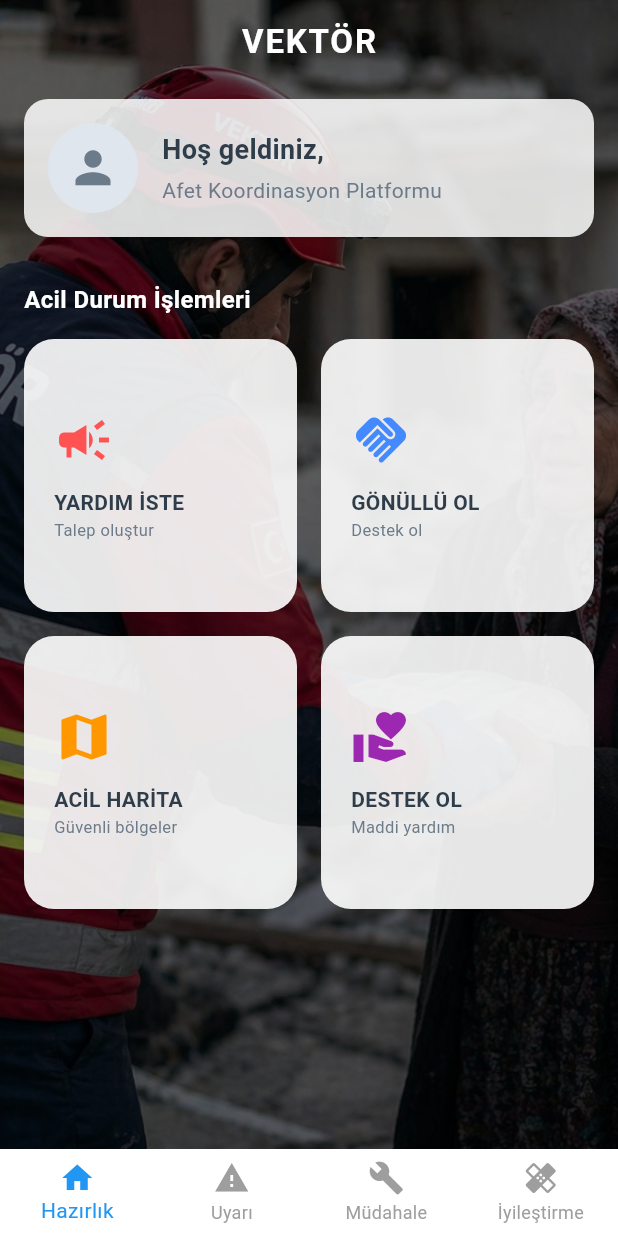
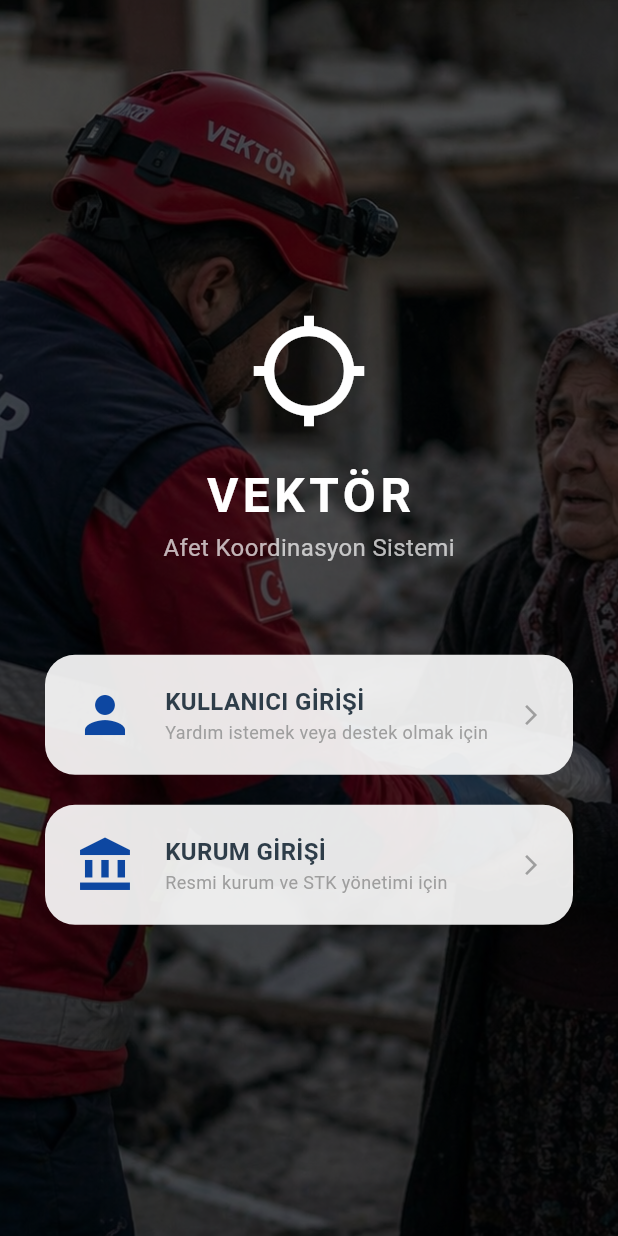
Before and after one commit to omerulas61/Vektor, a Flutter app: the screen it shows after launch, on a phone screen of 412 x 824 dp. Run offline on Flutter 3.47's test engine with Material 3 defaults, Android fonts, the phone set to English and light mode, and no system bars.

Commit message:
yeni giris sayfası olusturuldu

```diff
--- a/lib/main.dart
+++ b/lib/main.dart
@@ -1,12 +1,13 @@
 import 'package:flutter/material.dart';
 import 'package:vektor/screens/acil_yardim_sayfasi.dart';
+import 'package:vektor/screens/giris_secim_sayfasi.dart';
 
 void main() {
   runApp(const VektorApp());
 }
 
 class VektorApp extends StatelessWidget {
-  const VektorApp({super.key}); // Key hatası düzeltildi
+  const VektorApp({super.key});
 
   @override
   Widget build(BuildContext context) {
@@ -18,7 +19,7 @@ class VektorApp extends StatelessWidget {
         primarySwatch: Colors.blue,
         useMaterial3: true,
       ),
-      home: const HomePage(),
+      home: const GirisSecimSayfasi(),
     );
   }
 }
--- /dev/null
+++ b/lib/screens/giris_secim_sayfasi.dart
@@ -0,0 +1,124 @@
+import 'package:flutter/material.dart';
+import 'package:vektor/main.dart'; // HomePage'e erişmek için
+
+class GirisSecimSayfasi extends StatelessWidget {
+  const GirisSecimSayfasi({super.key});
+
+  @override
+  Widget build(BuildContext context) {
+    return Scaffold(
+      body: Stack(
+        children: [
+          // Arka plan resmi (Ana sayfadakiyle uyumlu olması için)
+          Container(
+            decoration: const BoxDecoration(
+              image: DecorationImage(
+                image: AssetImage("assets/image.png"),
+                fit: BoxFit.cover,
+              ),
+            ),
+          ),
+          // Karartma katmanı
+          Container(
+            color: Colors.black.withValues(alpha: 0.6),
+          ),
+          SafeArea(
+            child: Center(
+              child: Column(
+                mainAxisAlignment: MainAxisAlignment.center,
+                children: [
+                  const Icon(Icons.location_searching, size: 80, color: Colors.white),
+                  const SizedBox(height: 20),
+                  const Text(
+                    "VEKTÖR",
+                    style: TextStyle(
+                      color: Colors.white,
+                      fontSize: 32,
+                      fontWeight: FontWeight.bold,
+                      letterSpacing: 3,
+                    ),
+                  ),
+                  const Text(
+                    "Afet Koordinasyon Sistemi",
+                    style: TextStyle(color: Colors.white70, fontSize: 16),
+                  ),
+                  const SizedBox(height: 60),
+
+                  // Seçim Butonları
+                  _buildOptionButton(
+                    context,
+                    title: "KULLANICI GİRİŞİ",
+                    subtitle: "Yardım istemek veya destek olmak için",
+                    icon: Icons.person,
+                    onTap: () {
+                      Navigator.pushReplacement(
+                        context,
+                        MaterialPageRoute(builder: (context) => const HomePage()),
+                      );
+                    },
+                  ),
+                  const SizedBox(height: 20),
+                  _buildOptionButton(
+                    context,
+                    title: "KURUM GİRİŞİ",
+                    subtitle: "Resmi kurum ve STK yönetimi için",
+                    icon: Icons.account_balance,
+                    onTap: () {
+                      // Kurum girişi sayfası hazır olduğunda buraya eklenecek
+                    },
+                  ),
+                ],
+              ),
+            ),
+          ),
+        ],
+      ),
+    );
+  }
+
+  Widget _buildOptionButton(BuildContext context,
+      {required String title,
+        required String subtitle,
+        required IconData icon,
+        required VoidCallback onTap}) {
+    return Padding(
+      padding: const EdgeInsets.symmetric(horizontal: 30),
+      child: InkWell(
+        onTap: onTap,
+        child: Container(
+          padding: const EdgeInsets.all(20),
+          decoration: BoxDecoration(
+            color: Colors.white.withValues(alpha: 0.9),
+            borderRadius: BorderRadius.circular(20),
+          ),
+          child: Row(
+            children: [
+              Icon(icon, size: 40, color: Colors.blue.shade900),
+              const SizedBox(width: 20),
+              Expanded(
+                child: Column(
+                  crossAxisAlignment: CrossAxisAlignment.start,
+                  children: [
+                    Text(
+                      title,
+                      style: const TextStyle(
+                        fontWeight: FontWeight.bold,
+                        fontSize: 16,
+                        color: Color(0xFF2E3D49),
+                      ),
+                    ),
+                    Text(
+                      subtitle,
+                      style: const TextStyle(fontSize: 12, color: Colors.grey),
+                    ),
+                  ],
+                ),
+              ),
+              const Icon(Icons.arrow_forward_ios, size: 16, color: Colors.grey),
+            ],
+          ),
+        ),
+      ),
+    );
+  }
+}
```
